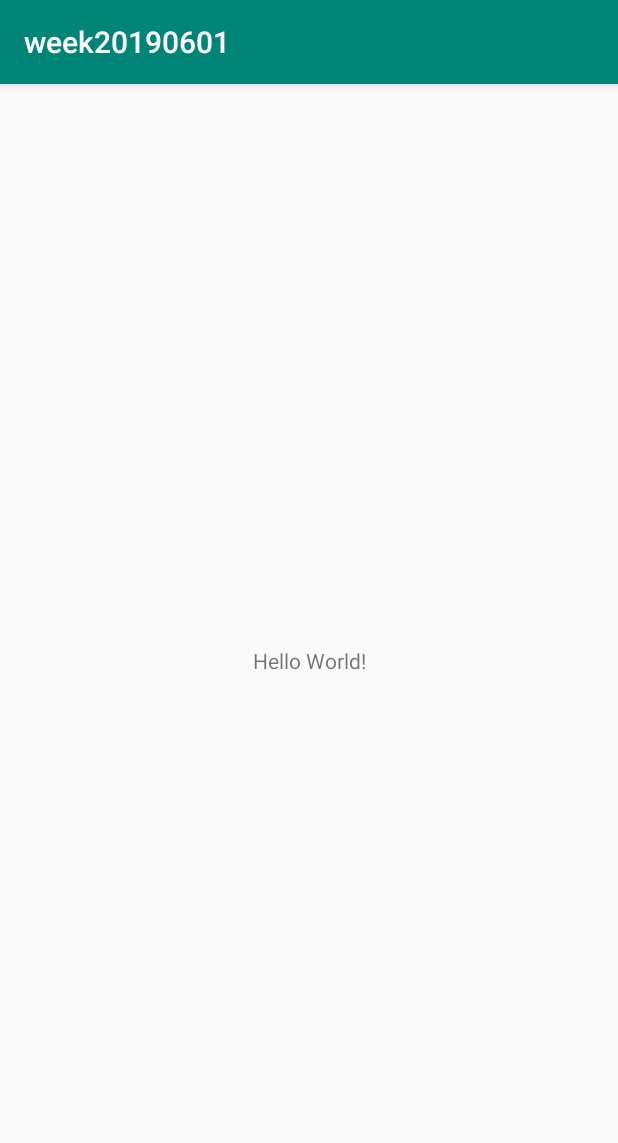
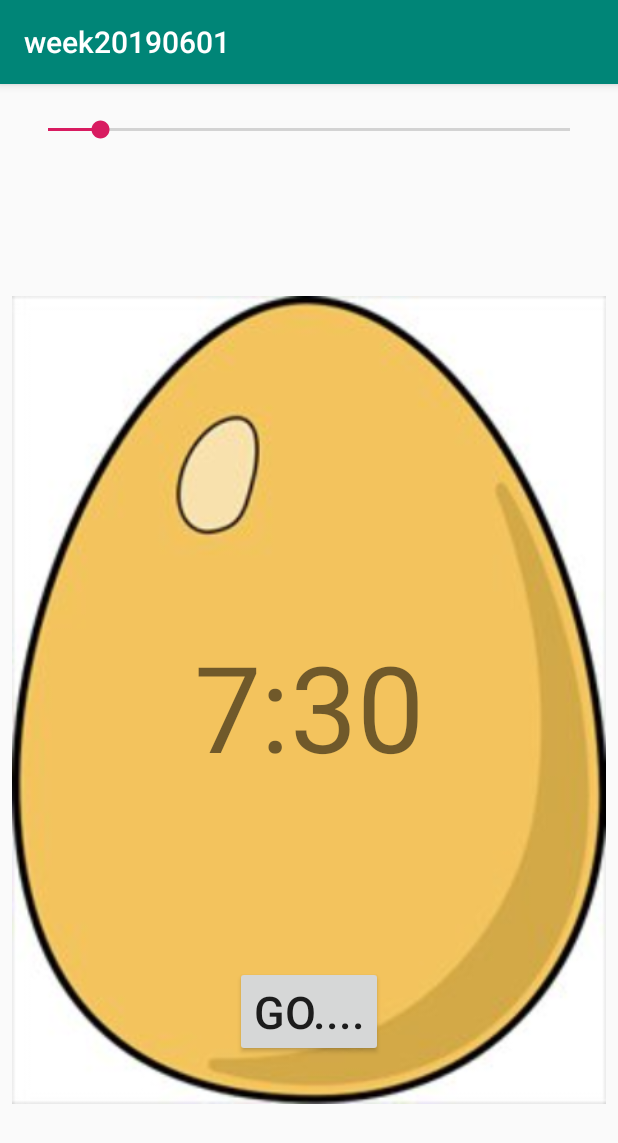
Before and after one commit to mckasap/week20190601, an Android app: the screen it shows after launch (MainActivity), on a phone screen of 412 x 824 dp. Shown: the top 1143 px of the screen. Run offline under Robolectric (Android 15) with nearby library versions, the phone set to English and light mode, and no system bars.

Commit message:
egg timer

```diff
--- a/app/src/main/java/org/kasapbasi/week20190601/MainActivity.java
+++ b/app/src/main/java/org/kasapbasi/week20190601/MainActivity.java
@@ -2,8 +2,15 @@
 
 import android.support.v7.app.AppCompatActivity;
 import android.os.Bundle;
+import android.util.Log;
+import android.view.View;
 
 public class MainActivity extends AppCompatActivity {
+
+    public void ControlClick(View v){
+
+        Log.i("Test","clicked");
+    }
 
     @Override
     protected void onCreate(Bundle savedInstanceState) {
--- a/app/src/main/res/layout/activity_main.xml
+++ b/app/src/main/res/layout/activity_main.xml
@@ -6,13 +6,63 @@
     android:layout_height="match_parent"
     tools:context=".MainActivity">
 
+    <SeekBar
+        android:id="@+id/seekBar"
+        android:layout_width="380dp"
+        android:layout_height="45dp"
+        android:layout_marginStart="8dp"
+        android:layout_marginTop="8dp"
+        android:layout_marginEnd="8dp"
+        android:max="600"
+        android:progress="60"
+        app:layout_constraintEnd_toEndOf="parent"
+        app:layout_constraintStart_toStartOf="parent"
+        app:layout_constraintTop_toTopOf="parent" />
+
+    <ImageView
+        android:id="@+id/imageView"
+        android:layout_width="0dp"
+        android:layout_height="0dp"
+        android:layout_marginStart="8dp"
+        android:layout_marginTop="8dp"
+        android:layout_marginEnd="8dp"
+        android:layout_marginBottom="8dp"
+        app:layout_constraintBottom_toBottomOf="parent"
+        app:layout_constraintEnd_toEndOf="parent"
+        app:layout_constraintHorizontal_bias="0.0"
+        app:layout_constraintStart_toStartOf="parent"
+        app:layout_constraintTop_toBottomOf="@+id/seekBar"
+        app:layout_constraintVertical_bias="1.0"
+        app:srcCompat="@drawable/egg" />
+
     <TextView
+        android:id="@+id/timerTextView"
         android:layout_width="wrap_content"
         android:layout_height="wrap_content"
-        android:text="Hello World!"
+        android:layout_marginStart="8dp"
+        android:layout_marginTop="8dp"
+        android:layout_marginEnd="8dp"
+        android:layout_marginBottom="8dp"
+        android:text="7:30"
+        android:textSize="80sp"
         app:layout_constraintBottom_toBottomOf="parent"
-        app:layout_constraintLeft_toLeftOf="parent"
-        app:layout_constraintRight_toRightOf="parent"
-        app:layout_constraintTop_toTopOf="parent" />
+        app:layout_constraintEnd_toEndOf="parent"
+        app:layout_constraintStart_toStartOf="parent"
+        app:layout_constraintTop_toTopOf="@+id/imageView" />
 
+    <Button
+        android:id="@+id/Controller"
+        android:layout_width="wrap_content"
+        android:layout_height="wrap_content"
+        android:layout_marginStart="8dp"
+        android:layout_marginTop="8dp"
+        android:layout_marginEnd="8dp"
+        android:layout_marginBottom="8dp"
+        android:onClick="ControlClick"
+        android:text="GO...."
+        android:textSize="30sp"
+        app:layout_constraintBottom_toBottomOf="parent"
+        app:layout_constraintEnd_toEndOf="parent"
+        app:layout_constraintStart_toStartOf="parent"
+        app:layout_constraintTop_toBottomOf="@+id/timerTextView" />
 </android.support.constraint.ConstraintLayout>
```
Also changed, not shown: app/src/main/res/drawable-v24/egg.jpg (added), 1 other file.
